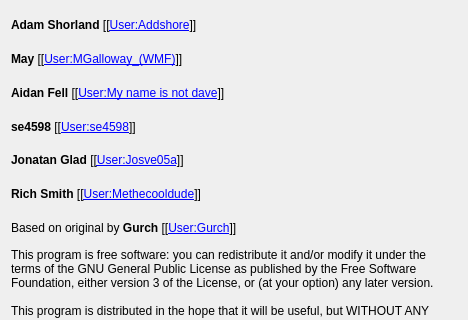
Above: huggle/aboutform.ui from huggle/huggle3-qt-lx before the change; both pictures show x 0 to 468 and y 172 to 492 of the 468 by 623 pixel window. Below: the same form after it.
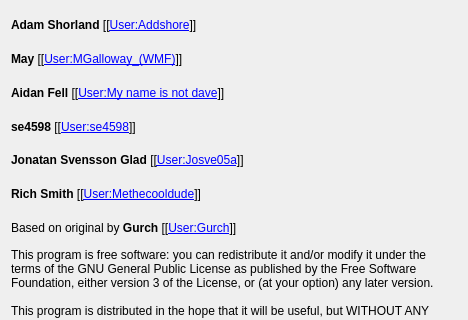
That is the form after the change. Icons and pictures are not drawn.

```diff
--- a/huggle/aboutform.ui
+++ b/huggle/aboutform.ui
@@ -123,7 +123,7 @@
    <item>
     <widget class="QLabel" name="label_13">
      <property name="text">
-      <string notr="true">&lt;html&gt;&lt;head/&gt;&lt;body&gt;&lt;p&gt;&lt;span style=&quot; font-weight:600;&quot;&gt;Jonatan Glad&lt;/span&gt; [[&lt;a href=&quot;https://en.wikipedia.org/wiki/User:Petrb&quot;&gt;&lt;span style=&quot; text-decoration: underline; color:#0000ff;&quot;&gt;User:Josve05a&lt;/span&gt;&lt;/a&gt;]]&lt;/p&gt;&lt;/body&gt;&lt;/html&gt;</string>
+      <string notr="true">&lt;html&gt;&lt;head/&gt;&lt;body&gt;&lt;p&gt;&lt;span style=&quot; font-weight:600;&quot;&gt;Jonatan Svensson Glad&lt;/span&gt; [[&lt;a href=&quot;https://en.wikipedia.org/wiki/User:Petrb&quot;&gt;&lt;span style=&quot; text-decoration: underline; color:#0000ff;&quot;&gt;User:Josve05a&lt;/span&gt;&lt;/a&gt;]]&lt;/p&gt;&lt;/body&gt;&lt;/html&gt;</string>
      </property>
     </widget>
    </item>
```
